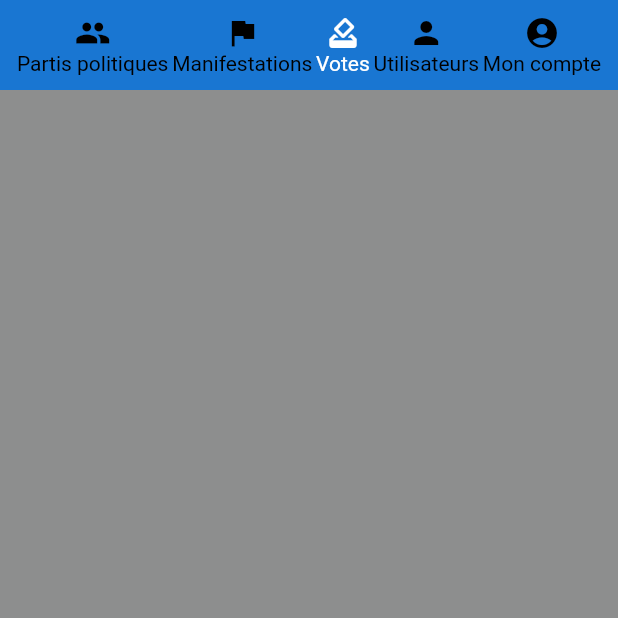
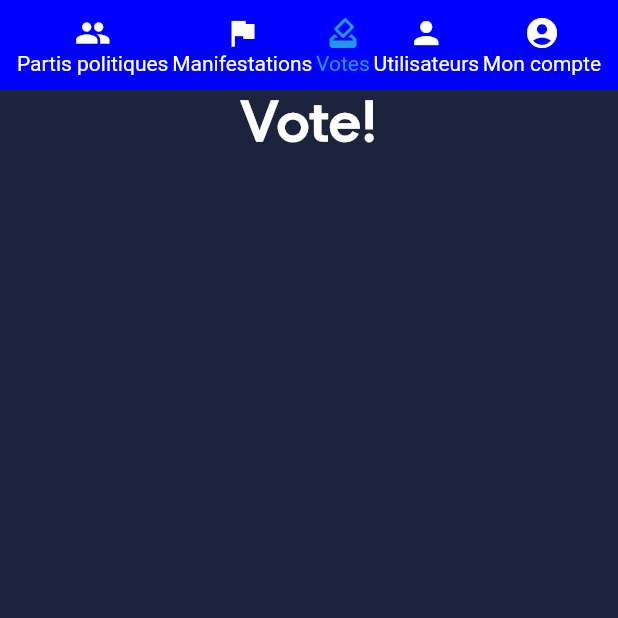
Before and after one commit to Ancelotow/Cyberacy, a Flutter app: the NavigationPage screen opened by its route, after a tap on "Votes", on a phone screen of 412 x 824 dp, the top half of it. Run offline on Flutter 3.47's test engine with Material 2 defaults, Android fonts, the light colour scheme and no system bars.

Commit message:
.feat : finish nav bar

```diff
--- a/src/client/flutter/lib/main.dart
+++ b/src/client/flutter/lib/main.dart
@@ -17,7 +17,7 @@ class MyApp extends StatelessWidget {
       theme: ThemeData(
 
         primaryColor: const Color.fromARGB(255, 73, 150, 221),
-        backgroundColor: const Color.fromARGB(255, 141, 142, 142),
+        backgroundColor: const Color.fromARGB(255, 28, 36, 61),
         disabledColor: const Color.fromARGB(255, 210, 210, 210),
         buttonColor: const Color.fromARGB(255, 0, 0, 255),
         hoverColor: const Color.fromARGB(255, 112, 171, 225),
@@ -47,7 +47,7 @@ class MyApp extends StatelessWidget {
       ),
 
       routes: {
-          NavigationPage.routeName: (BuildContext context) => const NavigationPage(),
+          NavigationPage.routeName: (BuildContext context) => NavigationPage(),
        },
 
       home: const HomePage(),
--- a/src/client/flutter/lib/pages/navigation_page.dart
+++ b/src/client/flutter/lib/pages/navigation_page.dart
@@ -1,13 +1,24 @@
 import 'package:bo_cyberacy/models/enums/orientation_nav_bar.dart';
+import 'package:bo_cyberacy/pages/party_page.dart';
+import 'package:bo_cyberacy/pages/vote_page.dart';
 import 'package:bo_cyberacy/widgets/nav_bar/nav_bar.dart';
 import 'package:flutter/material.dart';
 
 import '../widgets/nav_bar/nav_bar_item.dart';
 
-class NavigationPage extends StatelessWidget {
+class NavigationPage extends StatefulWidget {
   static const String routeName = "navigationPage";
 
-  const NavigationPage({Key? key}) : super(key: key);
+  NavigationPage({Key? key}) : super(key: key);
+
+  @override
+  State<NavigationPage> createState() => _NavigationPageState();
+}
+
+class _NavigationPageState extends State<NavigationPage> {
+  Widget currentPage = PartyPage();
+
+  int currentIndex = 0;
 
   @override
   Widget build(BuildContext context) {
@@ -19,32 +30,64 @@ class NavigationPage extends StatelessWidget {
             orientation: OrientationNavBar.horizontal,
             mainAxisAlignment: MainAxisAlignment.spaceAround,
             crossAxisAlignment: CrossAxisAlignment.center,
-            color: Theme.of(context).primaryColorDark,
+            color: Theme.of(context).buttonColor,
+            colorUnselected: Colors.white,
+            colorSelected: Colors.blue,
+            indexSelected: currentIndex,
             items: [
               NavBarItem(
                 icon: Icons.group,
                 label: "Partis politiques",
+                onTap: click,
               ),
               NavBarItem(
                 icon: Icons.flag,
                 label: "Manifestations",
+                onTap: click,
               ),
               NavBarItem(
                 icon: Icons.how_to_vote,
                 label: "Votes",
+                onTap: click,
               ),
               NavBarItem(
                 icon: Icons.person,
                 label: "Utilisateurs",
+                onTap: click,
               ),
               NavBarItem(
                 icon: Icons.account_circle,
                 label: "Mon compte",
+                onTap: click,
               )
             ],
-          )
+          ),
+          currentPage,
         ],
       ),
     );
   }
+
+  void click(int index) {
+    Widget newPage;
+    switch(index) {
+      case 0:
+        newPage = PartyPage();
+        break;
+
+      case 2:
+        newPage = VotePage();
+        break;
+
+     default:
+        newPage = PartyPage();
+        break;
+    }
+    setState(() {
+      currentIndex = index;
+      currentPage = newPage;
+    });
+  }
+
+
 }
--- /dev/null
+++ b/src/client/flutter/lib/pages/party_page.dart
@@ -0,0 +1,12 @@
+import 'package:flutter/material.dart';
+
+class PartyPage extends StatelessWidget {
+  const PartyPage({Key? key}) : super(key: key);
+
+  @override
+  Widget build(BuildContext context) {
+    return Container(
+      child: Text("Hello World!", style: Theme.of(context).textTheme.headline1,),
+    );
+  }
+}
--- /dev/null
+++ b/src/client/flutter/lib/pages/vote_page.dart
@@ -0,0 +1,12 @@
+import 'package:flutter/material.dart';
+
+class VotePage extends StatelessWidget {
+  const VotePage({Key? key}) : super(key: key);
+
+  @override
+  Widget build(BuildContext context) {
+    return Container(
+      child: Text("Vote!", style: Theme.of(context).textTheme.headline1,),
+    );
+  }
+}
--- a/src/client/flutter/lib/widgets/nav_bar/nav_bar.dart
+++ b/src/client/flutter/lib/widgets/nav_bar/nav_bar.dart
@@ -2,14 +2,16 @@ import 'package:bo_cyberacy/models/enums/orientation_nav_bar.dart';
 import 'package:bo_cyberacy/widgets/nav_bar/nav_bar_item.dart';
 import 'package:flutter/material.dart';
 
-class NavBar extends StatefulWidget {
+class NavBar extends StatelessWidget {
+  NavBarItem? itemSelected;
   Color? color;
-  OrientationNavBar orientation;
+  final OrientationNavBar orientation;
   final MainAxisAlignment mainAxisAlignment;
   final CrossAxisAlignment crossAxisAlignment;
   final List<NavBarItem> items;
   final Color colorSelected;
   final Color colorUnselected;
+  final int indexSelected;
 
   NavBar(
       {Key? key,
@@ -18,22 +20,16 @@ class NavBar extends StatefulWidget {
         this.orientation = OrientationNavBar.horizontal,
         this.colorSelected = Colors.white,
         this.colorUnselected = Colors.black,
+        this.indexSelected = 0,
         this.mainAxisAlignment = MainAxisAlignment.spaceAround,
         this.crossAxisAlignment = CrossAxisAlignment.center})
       : super(key: key);
 
   @override
-  State<NavBar> createState() => _NavBarState();
-}
-
-class _NavBarState extends State<NavBar> {
-  NavBarItem? itemSelected;
-
-  @override
   Widget build(BuildContext context) {
-    widget.color ??= Theme.of(context).primaryColor;
+    color ??= Theme.of(context).primaryColor;
     return Container(
-      color: widget.color,
+      color: color,
       child: Padding(
         padding: const EdgeInsets.all(10.0),
         child: getBody(
@@ -47,10 +43,11 @@ class _NavBarState extends State<NavBar> {
   List<Widget> getItems() {
     List<Widget> listItems = [];
     Color color;
-    for (NavBarItem item in widget.items) {
+    itemSelected = items[indexSelected];
+    for (NavBarItem item in items) {
       color = (item == itemSelected)
-          ? widget.colorSelected
-          : widget.colorUnselected;
+          ? colorSelected
+          : colorUnselected;
       listItems.add(buildItem(item, color));
     }
     return listItems;
@@ -60,10 +57,7 @@ class _NavBarState extends State<NavBar> {
     return GestureDetector(
       onTap: () {
         if (itemSelected != item) {
-          setState(() {
-            itemSelected = item;
-          });
-          item.onTap?.call();
+          item.onTap?.call(items.indexOf(item));
         }
       },
       child: Column(
@@ -83,16 +77,16 @@ class _NavBarState extends State<NavBar> {
 
   Flex getBody(
       {required BuildContext context, required List<Widget> children}) {
-    if (widget.orientation == OrientationNavBar.horizontal) {
+    if (orientation == OrientationNavBar.horizontal) {
       return Row(
-        mainAxisAlignment: widget.mainAxisAlignment,
-        crossAxisAlignment: widget.crossAxisAlignment,
+        mainAxisAlignment: mainAxisAlignment,
+        crossAxisAlignment: crossAxisAlignment,
         children: children,
       );
     } else {
       return Column(
-        mainAxisAlignment: widget.mainAxisAlignment,
-        crossAxisAlignment: widget.crossAxisAlignment,
+        mainAxisAlignment: mainAxisAlignment,
+        crossAxisAlignment: crossAxisAlignment,
         children: children,
       );
     }
--- a/src/client/flutter/lib/widgets/nav_bar/nav_bar_item.dart
+++ b/src/client/flutter/lib/widgets/nav_bar/nav_bar_item.dart
@@ -3,7 +3,7 @@ import 'package:flutter/material.dart';
 class NavBarItem {
   final IconData icon;
   final String label;
-  Function()? onTap;
+  Function(int)? onTap;
 
   NavBarItem({
     Key? key,
```
Also changed, not shown: 1 other file. Lines whose indentation alone changed are shown as unchanged.
